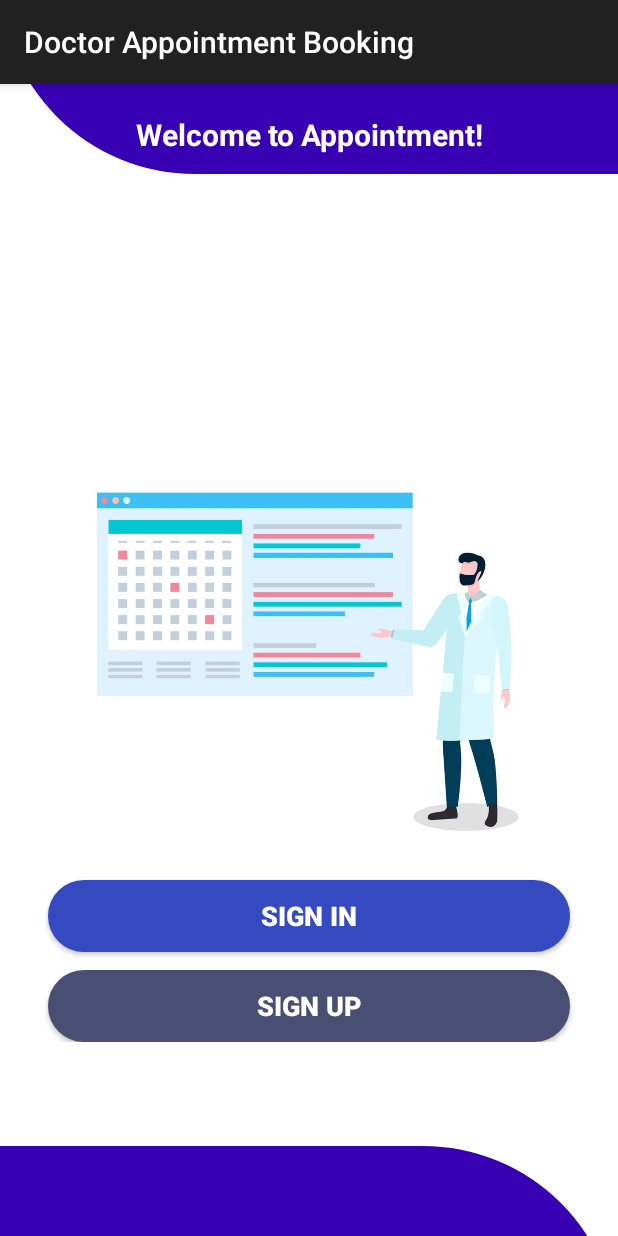
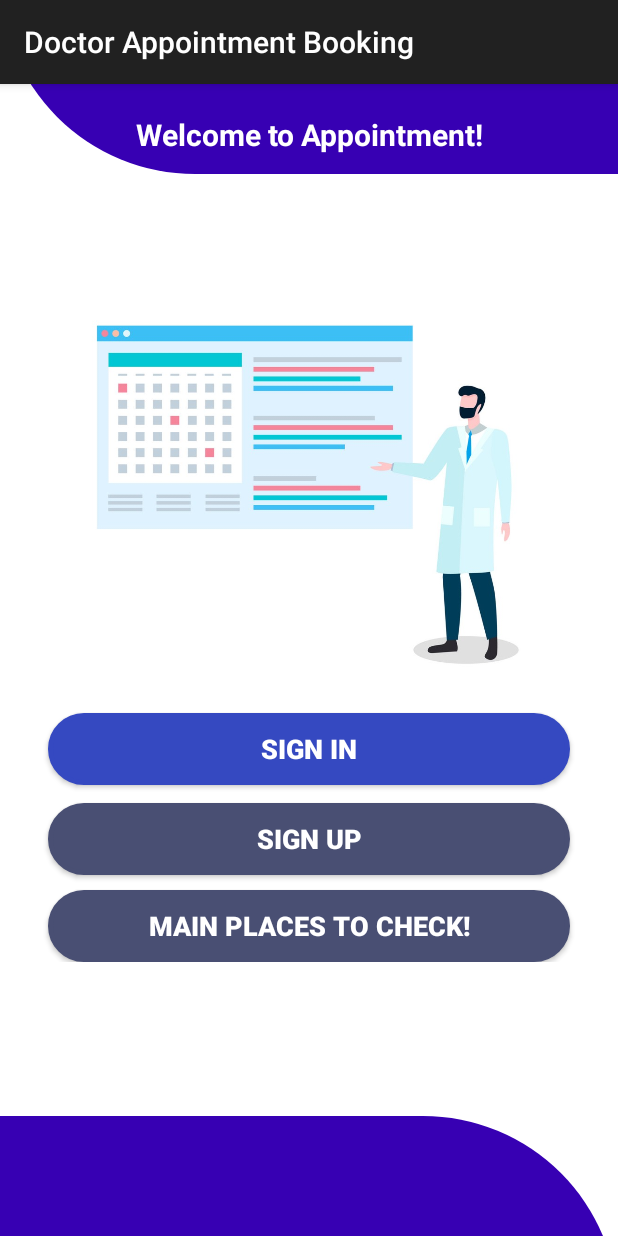
Before and after one commit to omermehmeti/Android_App, an Android app: the screen it shows after launch (MainActivity), on a phone screen of 412 x 824 dp. Run offline under Robolectric (Android 15) with nearby library versions, the phone set to English and light mode, and no system bars; 1 statement that could not run was skipped.

```diff
--- a/app/build.gradle
+++ b/app/build.gradle
@@ -36,6 +36,7 @@ dependencies {
     implementation 'com.google.android.gms:play-services-maps:17.0.1'
     implementation 'com.google.android.gms:play-services-location:18.0.0'
     implementation 'com.basgeekball:awesome-validation:4.3'
+    implementation 'com.google.code.gson:gson:2.8.6'
     testImplementation 'junit:junit:4.+'
     androidTestImplementation 'androidx.test.ext:junit:1.1.2'
     androidTestImplementation 'androidx.test.espresso:espresso-core:3.3.0'
--- a/app/src/main/java/fiek/unipr/doctorappointmentbooking/Calendar.java
+++ b/app/src/main/java/fiek/unipr/doctorappointmentbooking/Calendar.java
@@ -58,10 +58,11 @@ public class Calendar extends AppCompatActivity {
 
     }
 //    public void UpdateDatabase(View.OnClickListener view){
+//        objDb = new DatabaseHelper(Calendar.this).getWritableDatabase();
 //        ContentValues contentValues = new ContentValues();
 //        contentValues.put("Date",selectedDate);
 //        contentValues.put("Event", editText.getText().toString());
-//        objDb.update("EventCalendar",contentValues,"Event = "+,new String[]{});
+//        Cursor cursor = objDb.rawQuery("Select * from EventCalendar whe")
 //    }
 
     public void ReadDatabase(View view){
--- a/app/src/main/java/fiek/unipr/doctorappointmentbooking/LoginActivity.java
+++ b/app/src/main/java/fiek/unipr/doctorappointmentbooking/LoginActivity.java
@@ -96,7 +96,7 @@ public class LoginActivity extends AppCompatActivity {
 
             cursor.close();
             objDb.close();
-            if(password.equals(dbUserPassword) && email.equals(dbUserMail))
+            if(password.equals(dbUserPassword) && email.equals(dbUserMail) && password.length()>0 && email.length()>0)
             {
                 return 1;
             }
--- a/app/src/main/java/fiek/unipr/doctorappointmentbooking/MainActivity.java
+++ b/app/src/main/java/fiek/unipr/doctorappointmentbooking/MainActivity.java
@@ -11,9 +11,10 @@ import android.view.MenuItem;
 import android.view.View;
 import android.widget.Button;
 import android.widget.ImageView;
+import android.widget.ListView;
 
 public class MainActivity extends AppCompatActivity {
-    Button signin,signup;
+    Button signin,signup,mainPlaces;
     ImageView main_logo;
 
     @Override
@@ -24,6 +25,15 @@ public class MainActivity extends AppCompatActivity {
         main_logo = findViewById(R.id.main_logo);
         signin = findViewById(R.id.btn_signin);
         signup = findViewById(R.id.btn_signup);
+        mainPlaces = findViewById(R.id.mainPlaces);
+
+        mainPlaces.setOnClickListener(new View.OnClickListener() {
+            @Override
+            public void onClick(View v) {
+                Intent rowlayout = new Intent(MainActivity.this,PlacesActivity.class);
+                startActivity(rowlayout);
+            }
+        });
 
         signin.setOnClickListener(new View.OnClickListener() {
             @Override
--- a/app/src/main/java/fiek/unipr/doctorappointmentbooking/SignUpActivity.java
+++ b/app/src/main/java/fiek/unipr/doctorappointmentbooking/SignUpActivity.java
@@ -53,7 +53,7 @@ public class SignUpActivity extends AppCompatActivity {
         //Validation for password
         awesomeValidation.addValidation(this,R.id.et_password,
                 ".{8,}",R.string.invalid_password);
-        btnlogin.setOnClickListener(new View.OnClickListener() {
+          btnlogin.setOnClickListener(new View.OnClickListener() {
             @Override
             public void onClick(View v) {
                 Intent loginActivity = new Intent(SignUpActivity.this,LoginActivity.class);
@@ -92,7 +92,9 @@ public class SignUpActivity extends AppCompatActivity {
                 finally {
                     objDb.close();
                 }
+
             }
+
         });
     }
 }
--- a/app/src/main/res/layout/activity_main.xml
+++ b/app/src/main/res/layout/activity_main.xml
@@ -31,13 +31,16 @@
         android:id="@+id/main_logo"
         android:layout_height="250dp"
         android:src="@drawable/main_logo"
-        android:layout_centerInParent="true"></ImageView>
+        android:layout_centerInParent="true"
+        android:layout_below="@+id/title"
+        android:layout_marginTop="100dp"></ImageView>
     <LinearLayout
         android:layout_width="match_parent"
         android:layout_height="wrap_content"
         android:orientation="vertical"
         android:layout_below="@+id/main_logo"
-        android:layout_marginTop="-10dp">
+        android:layout_marginTop="-10dp"
+        android:id="@+id/linear1">
     <androidx.appcompat.widget.AppCompatButton
         android:layout_width="match_parent"
         android:layout_height="wrap_content"
@@ -63,18 +66,34 @@
             android:textColor="@color/colorWhite"
             android:textSize="18sp"
             android:textStyle="bold"
+            android:layout_marginBottom="30dp"
             android:id="@+id/btn_signup"/>
+        <androidx.appcompat.widget.AppCompatButton
+            android:layout_width="match_parent"
+            android:layout_height="wrap_content"
+            android:layout_marginLeft="32dp"
+            android:layout_marginRight="32dp"
+            android:layout_marginTop="-20dp"
+            android:background="@drawable/signin_up"
+            android:backgroundTint="#494F73"
+            android:text="@string/mainPlaces"
+            android:textColor="@color/colorWhite"
+            android:textSize="18sp"
+            android:textStyle="bold"
+            android:id="@+id/mainPlaces"/>
     </LinearLayout>
-    <LinearLayout
+
+    <RelativeLayout
         android:gravity="bottom"
         android:layout_width="match_parent"
         android:layout_height="match_parent"
-        android:layout_marginBottom="-140dp">
+        android:layout_marginBottom="-120dp"
+        android:layout_below="@+id/linear1">
         <View
 
             android:layout_width="match_parent"
             android:layout_height="200dp"
             android:background="@drawable/bottom_bg"/>
-    </LinearLayout>
+    </RelativeLayout>
 
 </RelativeLayout>
--- a/app/src/main/res/values/strings.xml
+++ b/app/src/main/res/values/strings.xml
@@ -34,4 +34,5 @@
     <string name="invalid_email">Please Enter Valid Email</string>
     <string name="invalid_password">"Enter eight digit password "</string>
     <string name="FailedToRegister">Failed to register</string>
+    <string name="mainPlaces">Main Places to Check!</string>
 </resources>
```
Also changed, not shown: app/src/main/AndroidManifest.xml (+7 -2 lines), app/src/main/java/fiek/unipr/doctorappointmentbooking/DatabaseHelper.java (+5 -2 lines).
